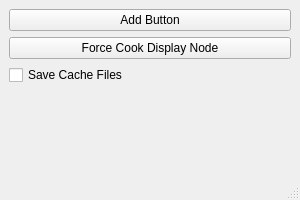
The window that ui/main_window.ui (iribo0425/force_cook_tool) describes before a commit, drawn with Qt 5.
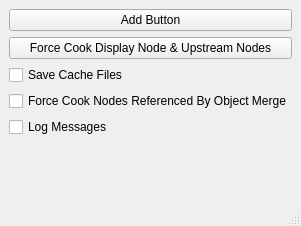
The same window after the commit.

Commit message: Object Mergeノードの参照先も強制クックするオプション機能を追加

```diff
--- a/ui/main_window.ui
+++ b/ui/main_window.ui
@@ -7,7 +7,7 @@
     <x>0</x>
     <y>0</y>
     <width>300</width>
-    <height>200</height>
+    <height>226</height>
    </rect>
   </property>
   <property name="windowTitle">
@@ -25,7 +25,7 @@
     <item>
      <widget class="QPushButton" name="button_force_cook_display_node">
       <property name="text">
-       <string>Force Cook Display Node</string>
+       <string>Force Cook Display Node &amp;&amp; Upstream Nodes</string>
       </property>
      </widget>
     </item>
@@ -36,6 +36,20 @@
       </property>
      </widget>
     </item>
+    <item>
+     <widget class="QCheckBox" name="check_box_force_cook_referenced_nodes">
+      <property name="text">
+       <string>Force Cook Nodes Referenced By Object Merge</string>
+      </property>
+     </widget>
+    </item>
+    <item>
+     <widget class="QCheckBox" name="check_box_log_messages">
+      <property name="text">
+       <string>Log Messages</string>
+      </property>
+     </widget>
+    </item>
     <item>
      <widget class="QLabel" name="label">
       <property name="text">
```
Left out of the diff: 2 changed lines with no effect on the pictures. The commit also changes 1 other file.
